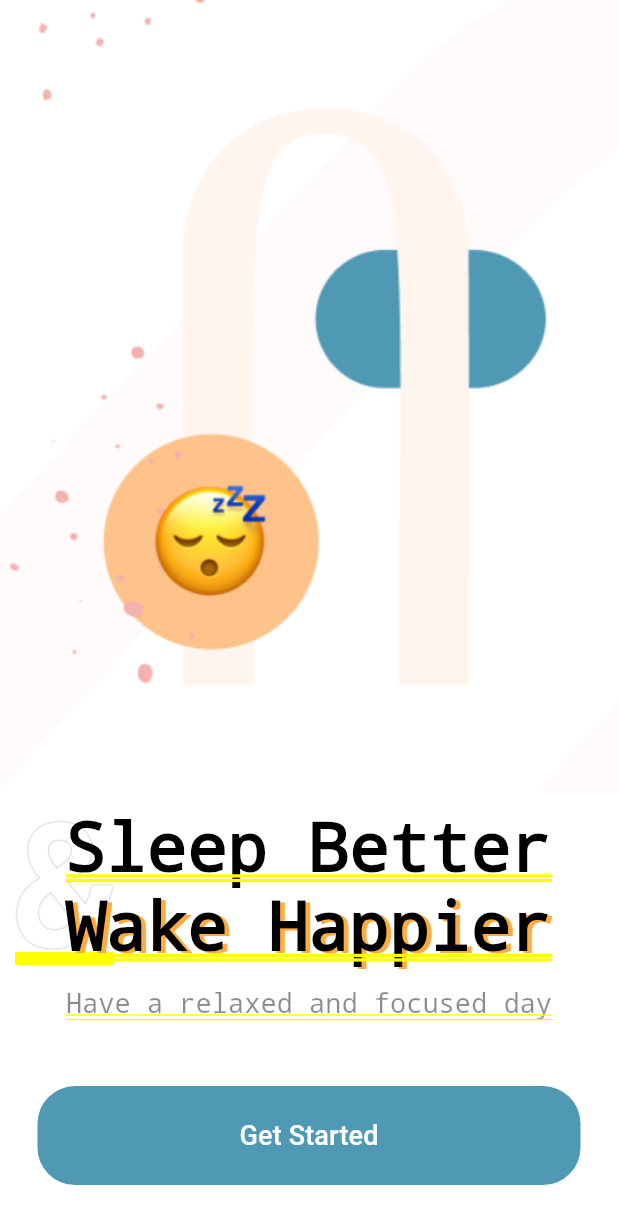
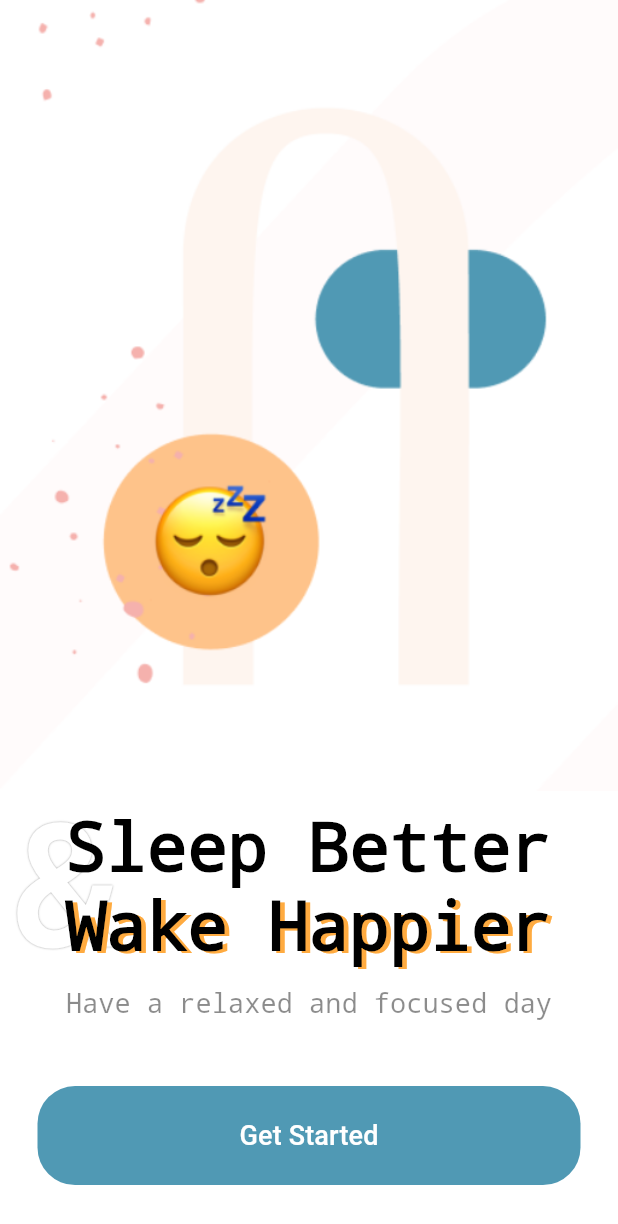
Before and after one commit to axornam/sleep_magic, a Flutter app: the screen it shows after launch, on a phone screen of 412 x 824 dp. Shown: the top 1224 px of the screen. Run offline on Flutter 3.47's test engine with Material 2 defaults, Android fonts, the phone set to English and light mode, and no system bars.

Commit message:
fix weired underline on splash screen

```diff
--- a/lib/screens/splash_screen.dart
+++ b/lib/screens/splash_screen.dart
@@ -34,6 +34,7 @@ class _SplashScreenState extends State<SplashScreen> {
                   "&",
                   style: TextStyle(
                     fontSize: 110,
+                    decoration: TextDecoration.none,
                     color: Colors.white,
                     shadows: <Shadow>[
                       Shadow(
@@ -53,6 +54,7 @@ class _SplashScreenState extends State<SplashScreen> {
                       "Sleep Better",
                       style: TextStyle(
                         fontSize: 45,
+                        decoration: TextDecoration.none,
                         color: Colors.black,
                         fontWeight: FontWeight.w600,
                       ),
@@ -62,6 +64,7 @@ class _SplashScreenState extends State<SplashScreen> {
                       style: TextStyle(
                         fontSize: 45,
                         color: Colors.black,
+                        decoration: TextDecoration.none,
                         fontWeight: FontWeight.w600,
                         shadows: <Shadow>[
                           Shadow(
@@ -83,6 +86,7 @@ class _SplashScreenState extends State<SplashScreen> {
                 "Have a relaxed and focused day",
                 style: TextStyle(
                   fontSize: 18,
+                  decoration: TextDecoration.none,
                   height: 1,
                   color: Colors.black45,
                   fontWeight: FontWeight.normal,
```
